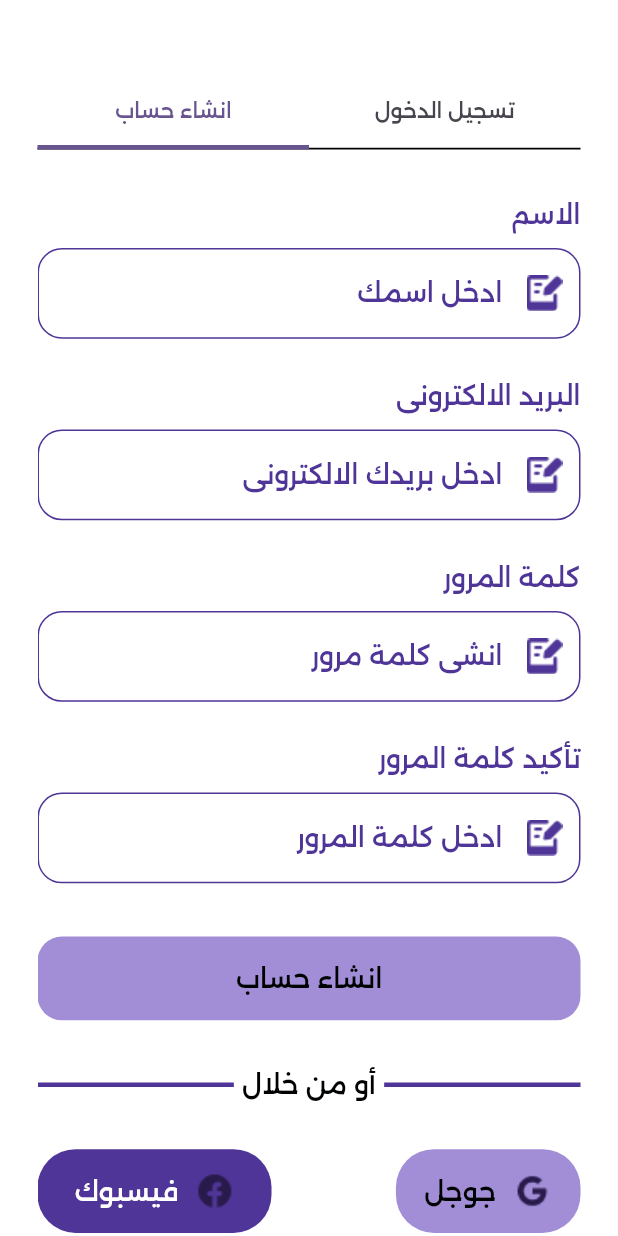
After one commit to Nara-Assit/nara-app, a Flutter app: the AuthScreen screen opened directly, on a phone screen of 412 x 824 dp. The commit adds this screen. Run offline on Flutter 3.47's test engine with Material 3 defaults, Android fonts, the phone set to English and light mode, and no system bars; our stand-ins replace dartz, dio, flutter_bloc, flutter_screenutil, flutter_secure_storage, google_fonts and 2 more; accounts and stored records are empty; statements that could not run were skipped.

Commit message:
feat(auth): implement AuthScreen with sign in and sign up functionality

```diff
--- /dev/null
+++ b/lib/features/auth/auth_screen.dart
@@ -0,0 +1,53 @@
+import 'package:flutter/material.dart';
+import 'package:flutter_screenutil/flutter_screenutil.dart';
+import 'package:nara/core/theming/color_manager.dart';
+import 'package:nara/features/auth/widgets/sign_in_widget.dart';
+import 'package:nara/features/auth/widgets/sign_up_widget.dart';
+
+class AuthScreen extends StatelessWidget {
+  final int index;
+  const AuthScreen({super.key, this.index = 0});
+
+  @override
+  Widget build(BuildContext context) {
+    return Scaffold(
+      body: DefaultTabController(
+        length: 2,
+        initialIndex: index,
+        child: Padding(
+          padding: const EdgeInsets.symmetric(horizontal: 25),
+          child: Column(
+            children: [
+              SizedBox(height: 50.h),
+              const TabBar(
+                indicatorSize: .tab,
+                indicatorWeight: 3,
+                dividerColor: ColorManager.secondColor,
+                dividerHeight: 1.2,
+                tabs: [
+                  Tab(
+                    child: Text(
+                      "تسجيل الدخول",
+                    ),
+                  ),
+                  Tab(
+                    child: Text(
+                      "انشاء حساب",
+                    ),
+                  ),
+                ],
+              ),
+              SizedBox(height: 30.h),
+              const Expanded(
+                child: TabBarView(
+                  physics: NeverScrollableScrollPhysics(),
+                  children: [SignInWidget(), SignupWidget()],
+                ),
+              ),
+            ],
+          ),
+        ),
+      ),
+    );
+  }
+}
--- a/lib/features/signin/signin_screen.dart
+++ b/lib/features/auth/widgets/sign_in_widget.dart
@@ -6,58 +6,8 @@ import 'package:nara/core/theming/text_style_manager.dart';
 import 'package:nara/core/widgets/custom_button.dart';
 import 'package:nara/core/widgets/custom_text_form_field.dart';
 
-class SignInScreen extends StatelessWidget {
-  const SignInScreen({super.key});
-
-  @override
-  Widget build(BuildContext context) {
-    return Scaffold(
-      body: DefaultTabController(
-        length: 2,
-        child: Padding(
-          padding: const EdgeInsets.symmetric(horizontal: 25),
-          child: Column(
-            children: [
-              SizedBox(height: 50.h),
-              const TabBar(
-                indicatorSize: .tab,
-                indicatorWeight: 3,
-                dividerColor: ColorManager.secondColor,
-                dividerHeight: 1.2,
-                tabs: [
-                  Tab(
-                    child: Text(
-                      "تسجيل الدخول",
-                    ),
-                  ),
-                  Tab(
-                    child: Text(
-                      "انشاء حساب",
-                    ),
-                  ),
-                ],
-              ),
-              SizedBox(height: 50.h),
-              Expanded(
-                child: TabBarView(
-                  children: [
-                    const LoginWidget(),
-                    Container(
-                      color: Colors.red,
-                    ),
-                  ],
-                ),
-              ),
-            ],
-          ),
-        ),
-      ),
-    );
-  }
-}
-
-class LoginWidget extends StatelessWidget {
-  const LoginWidget({
+class SignInWidget extends StatelessWidget {
+  const SignInWidget({
     super.key,
   });
 
@@ -81,7 +31,6 @@ class LoginWidget extends StatelessWidget {
           SizedBox(height: 90.h),
           const CustomButton(
             title: "تسجيل الدخول",
-            textColor: Colors.black,
           ),
           SizedBox(height: 75.h),
           Row(
@@ -113,13 +62,13 @@ class LoginWidget extends StatelessWidget {
               CustomButton(
                 title: "جوجل",
                 image: AppAssets.imagesGoogle,
-                textColor: Colors.black,
                 width: 112.w,
                 radius: 25.r,
               ),
               CustomButton(
                 color: ColorManager.primaryColor,
                 title: "فيسبوك",
+                textColor: Colors.white,
                 image: AppAssets.imagesFacebook,
                 width: 142.w,
                 radius: 25.r,
--- /dev/null
+++ b/lib/features/auth/widgets/sign_up_widget.dart
@@ -0,0 +1,103 @@
+import 'package:flutter/material.dart';
+import 'package:flutter_screenutil/flutter_screenutil.dart';
+import 'package:nara/core/helpers/app_assets.dart';
+import 'package:nara/core/navigation/navigator.dart';
+import 'package:nara/core/theming/color_manager.dart';
+import 'package:nara/core/theming/text_style_manager.dart';
+import 'package:nara/core/widgets/custom_button.dart';
+import 'package:nara/core/widgets/custom_text_form_field.dart';
+import 'package:nara/features/compelete_registration/compelete_registration_screen.dart';
+
+class SignupWidget extends StatelessWidget {
+  const SignupWidget({
+    super.key,
+  });
+
+  @override
+  Widget build(BuildContext context) {
+    return SingleChildScrollView(
+      physics: const BouncingScrollPhysics(),
+      child: Column(
+        children: [
+          CustomTextFormField(
+            textHint: "ادخل اسمك",
+            icon: Image.asset(AppAssets.imagesTextfeildIcon),
+            headerTitle: "الاسم",
+          ),
+          SizedBox(height: 25.h),
+          CustomTextFormField(
+            textHint: "ادخل بريدك الالكترونى",
+            icon: Image.asset(AppAssets.imagesTextfeildIcon),
+            headerTitle: "البريد الالكترونى",
+          ),
+          SizedBox(height: 25.h),
+          CustomTextFormField(
+            textHint: "انشى كلمة مرور",
+            icon: Image.asset(AppAssets.imagesTextfeildIcon),
+            headerTitle: "كلمة المرور",
+          ),
+          SizedBox(height: 25.h),
+          CustomTextFormField(
+            textHint: "ادخل كلمة المرور",
+            icon: Image.asset(AppAssets.imagesTextfeildIcon),
+            headerTitle: "تأكيد كلمة المرور",
+          ),
+          // SizedBox(height: 35.h),
+          SizedBox(height: 35.h),
+          CustomButton(
+            title: "انشاء حساب",
+            onTap: () {
+              Go.to(CompeleteRegistrationScreen());
+            },
+          ),
+          SizedBox(height: 30.h),
+          Row(
+            mainAxisAlignment: MainAxisAlignment.center,
+            spacing: 5.w,
+            children: [
+              const Expanded(
+                child: Divider(
+                  thickness: 3,
+                  color: ColorManager.primaryColor,
+                ),
+              ),
+              Text(
+                "أو من خلال",
+                style: TextStyleManager.font16MediumBlack,
+              ),
+              const Expanded(
+                child: Divider(
+                  thickness: 3,
+                  color: ColorManager.primaryColor,
+                ),
+              ),
+            ],
+          ),
+          SizedBox(height: 30.h),
+          Row(
+            mainAxisAlignment: MainAxisAlignment.spaceBetween,
+            children: [
+              CustomButton(
+                title: "جوجل",
+                image: AppAssets.imagesGoogle,
+                width: 112.w,
+                radius: 25.r,
+              ),
+              CustomButton(
+                color: ColorManager.primaryColor,
+                title: "فيسبوك",
+                textColor: Colors.white,
+                image: AppAssets.imagesFacebook,
+                width: 142.w,
+                radius: 25.r,
+              ),
+            ],
+          ),
+          SizedBox(
+            height: 95.h,
+          ),
+        ],
+      ),
+    );
+  }
+}
--- a/lib/features/sign_in_up/sign_in_up_screen.dart
+++ b/lib/features/sign_in_up/sign_in_up_screen.dart
@@ -1,12 +1,11 @@
 import 'package:flutter/material.dart';
 import 'package:flutter_screenutil/flutter_screenutil.dart';
 import 'package:nara/core/helpers/app_assets.dart';
-import 'package:nara/core/navigation/Transition/implementation/fade/Option/fade_animation_option.dart';
 import 'package:nara/core/navigation/navigator.dart';
 import 'package:nara/core/theming/color_manager.dart';
 import 'package:nara/core/theming/text_style_manager.dart';
 import 'package:nara/core/widgets/custom_button.dart';
-import 'package:nara/features/signin/signin_screen.dart';
+import 'package:nara/features/auth/auth_screen.dart';
 
 class SignInUpScreen extends StatelessWidget {
   const SignInUpScreen({super.key});
@@ -31,15 +30,20 @@ class SignInUpScreen extends StatelessWidget {
               SizedBox(height: 95.h),
               CustomButton(
                 title: "تسجيل الدخول",
-                textColor: Colors.black,
                 onTap: () {
-                  Go.to(const SignInScreen());
+                  Go.to(const AuthScreen());
                 },
               ),
               SizedBox(height: 16.h),
-              const CustomButton(
+              CustomButton(
                 title: "انشاء حساب",
                 color: ColorManager.primaryColor,
+                textColor: Colors.white,
+                onTap: () {
+                  Go.to(
+                    const AuthScreen(index: 1),
+                  );
+                },
               ),
             ],
           ),
```
